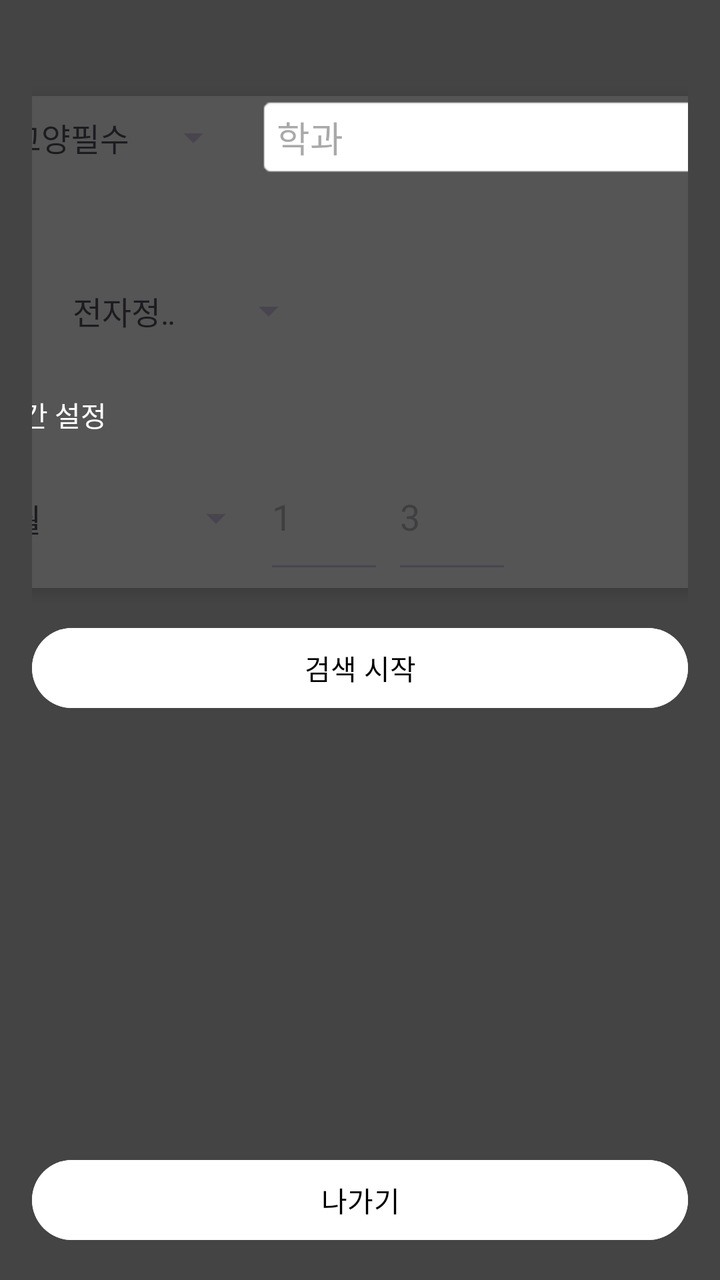
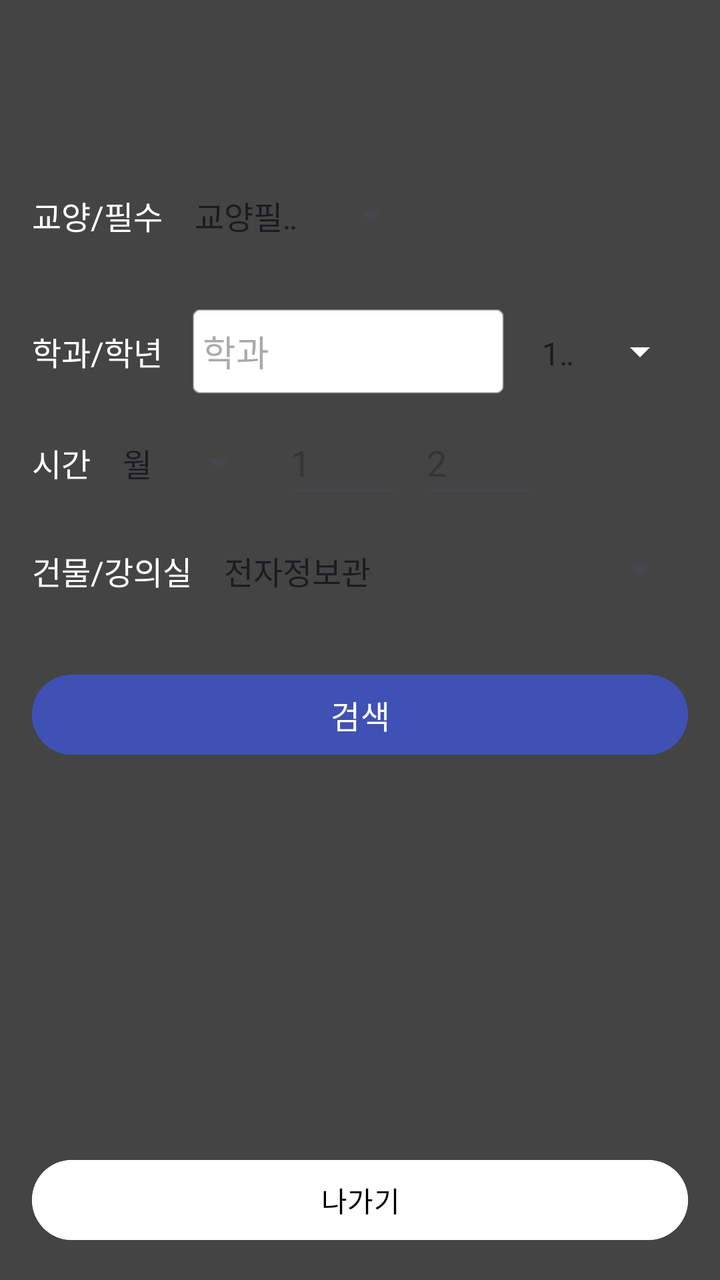

The first picture is an Android layout as it rendered before a commit; the second is the same layout after the commit. The layout source and the unified diff follow.
<!-- AndroidManifest.xml: application theme Theme.Dcp_app -->
<!-- res/layout/activity_infosetting.xml -->
<?xml version="1.0" encoding="utf-8"?>
<androidx.constraintlayout.widget.ConstraintLayout
    xmlns:android="http://schemas.android.com/apk/res/android"
    xmlns:app="http://schemas.android.com/apk/res-auto"
    xmlns:tools="http://schemas.android.com/tools"
    android:layout_width="match_parent"
    android:layout_height="match_parent"
    android:padding="16dp"
    android:textColor="#FFFFFF"
    android:background="#444444">

    <androidx.cardview.widget.CardView
        android:id="@+id/frameSearchArea"
        android:layout_width="365dp"
        android:layout_height="246dp"
        android:layout_marginStart="16dp"
        android:layout_marginTop="32dp"
        android:layout_marginEnd="16dp"
        android:padding="16dp"
        app:cardBackgroundColor="#555555"
        app:cardCornerRadius="16dp"
        app:cardElevation="4dp"
        app:layout_constraintEnd_toEndOf="parent"
        app:layout_constraintStart_toStartOf="parent"
        app:layout_constraintTop_toTopOf="parent">

        <androidx.constraintlayout.widget.ConstraintLayout
            android:layout_width="match_parent"
            android:layout_height="match_parent">

            
            <androidx.constraintlayout.widget.ConstraintLayout
                android:id="@+id/majorRow"
                android:layout_width="0dp"
                android:layout_height="wrap_content"
                app:layout_constraintEnd_toEndOf="parent"
                app:layout_constraintStart_toStartOf="parent"
                app:layout_constraintTop_toTopOf="parent">

                

                

                <EditText
                    android:id="@+id/dept"
                    android:layout_width="239dp"
                    android:layout_height="41dp"
                    android:layout_marginStart="8dp"
                    android:background="@android:drawable/editbox_background_normal"
                    android:hint="학과"
                    app:layout_constraintBottom_toBottomOf="parent"
                    app:layout_constraintEnd_toEndOf="parent"
                    app:layout_constraintHorizontal_bias="0.0"
                    app:layout_constraintStart_toEndOf="@id/type"
                    app:layout_constraintTop_toTopOf="parent"
                    app:layout_constraintVertical_bias="0.0" />

                <Spinner
                    android:id="@+id/type"
                    android:layout_width="wrap_content"
                    android:layout_height="wrap_content"
                    android:layout_marginEnd="8dp"
                    android:entries="@array/type"
                    app:layout_constraintBottom_toBottomOf="parent"
                    app:layout_constraintStart_toStartOf="parent"
                    app:layout_constraintTop_toTopOf="parent" />

            </androidx.constraintlayout.widget.ConstraintLayout>

            <Spinner
                android:id="@+id/lecture_area"
                android:layout_width="130dp"
                android:layout_height="45dp"
                android:layout_marginTop="44dp"
                android:layout_marginEnd="8dp"
                android:entries="@array/lecture_area"
                android:visibility="invisible"
                app:layout_constraintEnd_toEndOf="parent"
                app:layout_constraintHorizontal_bias="0.905"
                app:layout_constraintStart_toStartOf="parent"
                app:layout_constraintTop_toBottomOf="@id/majorRow" />

            <Spinner
                android:id="@+id/general_area"
                android:layout_width="130dp"
                android:layout_height="45dp"
                android:layout_marginTop="44dp"
                android:layout_marginEnd="8dp"
                android:entries="@array/general_area"
                app:layout_constraintEnd_toEndOf="parent"
                app:layout_constraintHorizontal_bias="0.133"
                app:layout_constraintStart_toStartOf="parent"
                app:layout_constraintTop_toBottomOf="@id/majorRow" />

            <TextView
                android:id="@+id/textTime"
                android:layout_width="wrap_content"
                android:layout_height="wrap_content"
                android:layout_marginTop="108dp"
                android:text="시간 설정"
                android:textColor="#FFFFFF"
                app:layout_constraintStart_toStartOf="parent"
                app:layout_constraintTop_toBottomOf="@id/majorRow" />

            <androidx.constraintlayout.widget.ConstraintLayout
                android:id="@+id/timeRow"
                android:layout_width="0dp"
                android:layout_height="70dp"
                android:layout_marginTop="4dp"
                app:layout_constraintEnd_toEndOf="parent"
                app:layout_constraintHorizontal_bias="0.0"
                app:layout_constraintStart_toStartOf="parent"
                app:layout_constraintTop_toBottomOf="@id/textTime">

                <Spinner
                    android:id="@+id/days"
                    android:layout_width="134dp"
                    android:layout_height="43dp"
                    android:entries="@array/days_array"
                    app:layout_constraintBottom_toBottomOf="parent"
                    app:layout_constraintStart_toStartOf="parent"
                    app:layout_constraintTop_toTopOf="parent"
                    app:layout_constraintVertical_bias="0.592" />

                <EditText
                    android:id="@+id/editStartTime"
                    android:layout_width="60dp"
                    android:layout_height="70dp"
                    android:hint="1"
                    android:inputType="number"
                    android:textColor="@color/white"
                    app:layout_constraintBottom_toBottomOf="parent"
                    app:layout_constraintStart_toEndOf="@id/days"
                    app:layout_constraintTop_toTopOf="parent"
                    app:layout_constraintVertical_bias="0.229"
                    tools:ignore="HardcodedText" />

                <EditText
                    android:id="@+id/editEndTime"
                    android:layout_width="60dp"
                    android:layout_height="70dp"
                    android:layout_marginStart="4dp"
                    android:hint="3"
                    android:inputType="number"
                    android:textColor="@color/white"
                    app:layout_constraintBottom_toBottomOf="parent"
                    app:layout_constraintStart_toEndOf="@id/editStartTime"
                    app:layout_constraintTop_toTopOf="parent"
                    app:layout_constraintVertical_bias="0.0"
                    tools:ignore="HardcodedText" />

            </androidx.constraintlayout.widget.ConstraintLayout>

        </androidx.constraintlayout.widget.ConstraintLayout>
    </androidx.cardview.widget.CardView>

    <Button
        android:id="@+id/btnSearch"
        android:layout_width="0dp"
        android:layout_height="wrap_content"
        android:backgroundTint="#FFFFFF"
        android:text="검색 시작"
        android:textColor="#000000"
        app:layout_constraintTop_toBottomOf="@id/frameSearchArea"
        app:layout_constraintStart_toStartOf="parent"
        app:layout_constraintEnd_toEndOf="parent"
        android:layout_marginTop="16dp"/>

    <ScrollView
        android:id="@+id/scrollResults"
        android:layout_width="0dp"
        android:layout_height="0dp"
        app:layout_constraintTop_toBottomOf="@id/btnSearch"
        app:layout_constraintStart_toStartOf="parent"
        app:layout_constraintEnd_toEndOf="parent"
        app:layout_constraintBottom_toTopOf="@id/btnExit">

        <LinearLayout
            android:id="@+id/resultContainer"
            android:layout_width="match_parent"
            android:layout_height="wrap_content"
            android:orientation="vertical" />
    </ScrollView>

    
    <Button
        android:id="@+id/btnExit"
        android:layout_width="0dp"
        android:layout_height="wrap_content"
        android:text="나가기"
        android:backgroundTint="#FFFFFF"
        android:textColor="#000000"
        app:layout_constraintBottom_toBottomOf="parent"
        app:layout_constraintStart_toStartOf="parent"
        app:layout_constraintEnd_toEndOf="parent"
        android:layout_marginTop="16dp"/>
</androidx.constraintlayout.widget.ConstraintLayout>
<!-- resources referenced by this layout -->
<resources>
  <string-array name="days_array">
          <item>월</item>
          <item>화</item>
          <item>수</item>
          <item>목</item>
          <item>금</item>
      </string-array>
  <string-array name="general_area">
          <item>전자정보관</item>
          <item>응용공학관</item>
          <item>어문관</item>
          <item>센텀캠퍼스</item>
          <item>산학협력관</item>
          <item>보건의료관</item>
          <item>민석스포츠센타</item>
          <item>디자인홀</item>
          <item>뉴 밀레니엄관</item>
          <item>글로벌빌리지</item>
          <item>그린홀</item>
          <item>국제협력관</item>
          <item>국제관</item>
          <item>경영관</item>
          <item>U-IT관</item>
      </string-array>
  <string-array name="lecture_area">
          <item>인간과역사</item>
          <item>사회와가치</item>
          <item>자연과기술</item>
          <item>문학과예술</item>
          <item>세계와문화</item>
      </string-array>
  <string-array name="type">
          <item>교양필수</item>
          <item>교선균형</item>
          <item>전공선택</item>
          <item>전공필수</item>
      </string-array>
  <color name="white">#FFFFFFFF</color>
  <style name="Theme.Dcp_app" parent="Base.Theme.Dcp_app" />
  <style name="Base.Theme.Dcp_app" parent="Theme.Material3.DayNight.NoActionBar">
          
          
      </style>
</resources>

<!-- the commit's change to res/layout/activity_infosetting.xml (unified diff, before → after) -->
@@ -2,196 +2,205 @@
 <androidx.constraintlayout.widget.ConstraintLayout
     xmlns:android="http://schemas.android.com/apk/res/android"
     xmlns:app="http://schemas.android.com/apk/res-auto"
-    xmlns:tools="http://schemas.android.com/tools"
     android:layout_width="match_parent"
     android:layout_height="match_parent"
     android:padding="16dp"
-    android:textColor="#FFFFFF"
     android:background="#444444">
 
-    <androidx.cardview.widget.CardView
-        android:id="@+id/frameSearchArea"
-        android:layout_width="365dp"
-        android:layout_height="246dp"
-        android:layout_marginStart="16dp"
-        android:layout_marginTop="32dp"
-        android:layout_marginEnd="16dp"
-        android:padding="16dp"
-        app:cardBackgroundColor="#555555"
-        app:cardCornerRadius="16dp"
-        app:cardElevation="4dp"
-        app:layout_constraintEnd_toEndOf="parent"
-        app:layout_constraintStart_toStartOf="parent"
-        app:layout_constraintTop_toTopOf="parent">
-
-        <androidx.constraintlayout.widget.ConstraintLayout
-            android:layout_width="match_parent"
-            android:layout_height="match_parent">
-
-            
-            <androidx.constraintlayout.widget.ConstraintLayout
-                android:id="@+id/majorRow"
-                android:layout_width="0dp"
-                android:layout_height="wrap_content"
-                app:layout_constraintEnd_toEndOf="parent"
-                app:layout_constraintStart_toStartOf="parent"
-                app:layout_constraintTop_toTopOf="parent">
-
-                
-
-                
-
-                <EditText
-                    android:id="@+id/dept"
-                    android:layout_width="239dp"
-                    android:layout_height="41dp"
-                    android:layout_marginStart="8dp"
-                    android:background="@android:drawable/editbox_background_normal"
-                    android:hint="학과"
-                    app:layout_constraintBottom_toBottomOf="parent"
-                    app:layout_constraintEnd_toEndOf="parent"
-                    app:layout_constraintHorizontal_bias="0.0"
-                    app:layout_constraintStart_toEndOf="@id/type"
-                    app:layout_constraintTop_toTopOf="parent"
-                    app:layout_constraintVertical_bias="0.0" />
-
-                <Spinner
-                    android:id="@+id/type"
-                    android:layout_width="wrap_content"
-                    android:layout_height="wrap_content"
-                    android:layout_marginEnd="8dp"
-                    android:entries="@array/type"
-                    app:layout_constraintBottom_toBottomOf="parent"
-                    app:layout_constraintStart_toStartOf="parent"
-                    app:layout_constraintTop_toTopOf="parent" />
-
-            </androidx.constraintlayout.widget.ConstraintLayout>
-
-            <Spinner
-                android:id="@+id/lecture_area"
-                android:layout_width="130dp"
-                android:layout_height="45dp"
-                android:layout_marginTop="44dp"
-                android:layout_marginEnd="8dp"
-                android:entries="@array/lecture_area"
-                android:visibility="invisible"
-                app:layout_constraintEnd_toEndOf="parent"
-                app:layout_constraintHorizontal_bias="0.905"
-                app:layout_constraintStart_toStartOf="parent"
-                app:layout_constraintTop_toBottomOf="@id/majorRow" />
-
-            <Spinner
-                android:id="@+id/general_area"
-                android:layout_width="130dp"
-                android:layout_height="45dp"
-                android:layout_marginTop="44dp"
-                android:layout_marginEnd="8dp"
-                android:entries="@array/general_area"
-                app:layout_constraintEnd_toEndOf="parent"
-                app:layout_constraintHorizontal_bias="0.133"
-                app:layout_constraintStart_toStartOf="parent"
-                app:layout_constraintTop_toBottomOf="@id/majorRow" />
-
-            <TextView
-                android:id="@+id/textTime"
-                android:layout_width="wrap_content"
-                android:layout_height="wrap_content"
-                android:layout_marginTop="108dp"
-                android:text="시간 설정"
-                android:textColor="#FFFFFF"
-                app:layout_constraintStart_toStartOf="parent"
-                app:layout_constraintTop_toBottomOf="@id/majorRow" />
-
-            <androidx.constraintlayout.widget.ConstraintLayout
-                android:id="@+id/timeRow"
-                android:layout_width="0dp"
-                android:layout_height="70dp"
-                android:layout_marginTop="4dp"
-                app:layout_constraintEnd_toEndOf="parent"
-                app:layout_constraintHorizontal_bias="0.0"
-                app:layout_constraintStart_toStartOf="parent"
-                app:layout_constraintTop_toBottomOf="@id/textTime">
-
-                <Spinner
-                    android:id="@+id/days"
-                    android:layout_width="134dp"
-                    android:layout_height="43dp"
-                    android:entries="@array/days_array"
-                    app:layout_constraintBottom_toBottomOf="parent"
-                    app:layout_constraintStart_toStartOf="parent"
-                    app:layout_constraintTop_toTopOf="parent"
-                    app:layout_constraintVertical_bias="0.592" />
-
-                <EditText
-                    android:id="@+id/editStartTime"
-                    android:layout_width="60dp"
-                    android:layout_height="70dp"
-                    android:hint="1"
-                    android:inputType="number"
-                    android:textColor="@color/white"
-                    app:layout_constraintBottom_toBottomOf="parent"
-                    app:layout_constraintStart_toEndOf="@id/days"
-                    app:layout_constraintTop_toTopOf="parent"
-                    app:layout_constraintVertical_bias="0.229"
-                    tools:ignore="HardcodedText" />
-
-                <EditText
-                    android:id="@+id/editEndTime"
-                    android:layout_width="60dp"
-                    android:layout_height="70dp"
-                    android:layout_marginStart="4dp"
-                    android:hint="3"
-                    android:inputType="number"
-                    android:textColor="@color/white"
-                    app:layout_constraintBottom_toBottomOf="parent"
-                    app:layout_constraintStart_toEndOf="@id/editStartTime"
-                    app:layout_constraintTop_toTopOf="parent"
-                    app:layout_constraintVertical_bias="0.0"
-                    tools:ignore="HardcodedText" />
-
-            </androidx.constraintlayout.widget.ConstraintLayout>
-
-        </androidx.constraintlayout.widget.ConstraintLayout>
-    </androidx.cardview.widget.CardView>
-
+    
+    <androidx.constraintlayout.widget.Guideline
+        android:id="@+id/guidelineTop"
+        android:layout_width="wrap_content"
+        android:layout_height="wrap_content"
+        android:orientation="horizontal"
+        app:layout_constraintGuide_begin="80dp" />
+
+    
+    <TextView
+        android:id="@+id/label_type"
+        android:layout_width="wrap_content"
+        android:layout_height="wrap_content"
+        android:text="교양/필수"
+        android:textColor="#FFFFFF"
+        android:textSize="16sp"
+        app:layout_constraintTop_toTopOf="@id/guidelineTop"
+        app:layout_constraintStart_toStartOf="parent"/>
+
+    <Spinner
+        android:id="@+id/type"
+        android:layout_width="120dp"
+        android:layout_height="48dp"
+        android:entries="@array/type"
+        app:layout_constraintTop_toTopOf="@id/guidelineTop"
+        app:layout_constraintStart_toEndOf="@id/label_type"
+        app:layout_constraintBaseline_toBaselineOf="@id/label_type"
+        android:layout_marginStart="8dp"/>
+
+    <Spinner
+        android:id="@+id/lectureArea"
+        android:layout_width="120dp"
+        android:layout_height="48dp"
+        android:entries="@array/lecture_area"
+        android:visibility="gone"
+        app:layout_constraintTop_toTopOf="@id/guidelineTop"
+        app:layout_constraintStart_toEndOf="@id/type"
+        app:layout_constraintBaseline_toBaselineOf="@id/type"
+        android:layout_marginStart="8dp"/>
+
+    
+    <LinearLayout
+        android:id="@+id/row_dept_grade"
+        android:layout_width="0dp"
+        android:layout_height="48dp"
+        android:orientation="horizontal"
+        app:layout_constraintTop_toBottomOf="@id/type"
+        app:layout_constraintStart_toStartOf="parent"
+        app:layout_constraintEnd_toEndOf="parent"
+        android:layout_marginTop="20dp"
+        android:gravity="center_vertical">
+
+        
+        <TextView
+            android:id="@+id/label_dept_grade"
+            android:layout_width="wrap_content"
+            android:layout_height="wrap_content"
+            android:text="학과/학년"
+            android:textColor="#FFFFFF"
+            android:textSize="16sp"
+            android:layout_marginEnd="12dp"
+            android:labelFor="@id/dept"/>
+
+        
+        <EditText
+            android:id="@+id/dept"
+            android:layout_width="0dp"
+            android:layout_height="match_parent"
+            android:layout_weight="2"
+            android:hint="학과"
+            android:inputType="text"
+            android:textColor="@color/black"
+            android:background="@android:drawable/editbox_background_normal"
+            android:paddingStart="8dp"
+            android:paddingEnd="8dp"/>
+
+        
+        <Spinner
+            android:id="@+id/grade"
+            android:layout_width="0dp"
+            android:layout_height="match_parent"
+            android:layout_weight="1"
+            android:entries="@array/grade"
+            android:backgroundTint="#fff"
+            android:layout_marginStart="8dp"/>
+    </LinearLayout>
+
+    
+    <TextView
+        android:id="@+id/label_time"
+        android:layout_width="wrap_content"
+        android:layout_height="wrap_content"
+        android:text="시간"
+        android:textColor="#FFFFFF"
+        android:textSize="16sp"
+        app:layout_constraintTop_toBottomOf="@id/row_dept_grade"
+        app:layout_constraintStart_toStartOf="parent"
+        android:layout_marginTop="20dp"/>
+
+    <Spinner
+        android:id="@+id/days"
+        android:layout_width="80dp"
+        android:layout_height="48dp"
+        android:entries="@array/days_array"
+        app:layout_constraintTop_toBottomOf="@id/row_dept_grade"
+        app:layout_constraintStart_toEndOf="@id/label_time"
+        app:layout_constraintBaseline_toBaselineOf="@id/label_time"
+        android:layout_marginStart="8dp"/>
+
+    <EditText
+        android:id="@+id/editStartTime"
+        android:layout_width="60dp"
+        android:layout_height="48dp"
+        android:hint="1"
+        android:inputType="number"
+        app:layout_constraintTop_toBottomOf="@id/row_dept_grade"
+        app:layout_constraintStart_toEndOf="@id/days"
+        app:layout_constraintBaseline_toBaselineOf="@id/days"
+        android:layout_marginStart="8dp"/>
+
+    
+    <EditText
+        android:id="@+id/editEndTime"
+        android:layout_width="60dp"
+        android:layout_height="48dp"
+        android:hint="2"
+        android:inputType="number"
+        app:layout_constraintTop_toBottomOf="@id/row_dept_grade"
+        app:layout_constraintStart_toEndOf="@id/editStartTime"
+        app:layout_constraintBaseline_toBaselineOf="@id/editStartTime"
+        android:layout_marginStart="8dp"/>
+
+    
+    <TextView
+        android:id="@+id/label_building"
+        android:layout_width="wrap_content"
+        android:layout_height="wrap_content"
+        android:text="건물/강의실"
+        android:textColor="#FFFFFF"
+        android:textSize="16sp"
+        app:layout_constraintTop_toBottomOf="@id/editEndTime"
+        app:layout_constraintStart_toStartOf="parent"
+        android:layout_marginTop="20dp"/>
+
+    <Spinner
+        android:id="@+id/generalArea"
+        android:layout_width="0dp"
+        android:layout_height="48dp"
+        android:entries="@array/general_area"
+        app:layout_constraintTop_toBottomOf="@id/editEndTime"
+        app:layout_constraintStart_toEndOf="@id/label_building"
+        app:layout_constraintEnd_toEndOf="parent"
+        app:layout_constraintBaseline_toBaselineOf="@id/label_building"
+        android:layout_marginStart="8dp"/>
+
+    
+    
     <Button
         android:id="@+id/btnSearch"
         android:layout_width="0dp"
-        android:layout_height="wrap_content"
-        android:backgroundTint="#FFFFFF"
-        android:text="검색 시작"
-        android:textColor="#000000"
-        app:layout_constraintTop_toBottomOf="@id/frameSearchArea"
-        app:layout_constraintStart_toStartOf="parent"
-        app:layout_constraintEnd_toEndOf="parent"
-        android:layout_marginTop="16dp"/>
-
-    <ScrollView
-        android:id="@+id/scrollResults"
+        android:layout_height="48dp"
+        android:text="검색"
+        android:backgroundTint="#3F51B5"
+        android:textColor="#fff"
+        android:textSize="16sp"
+        app:layout_constraintTop_toBottomOf="@id/generalArea"
+        app:layout_constraintStart_toStartOf="parent"
+        app:layout_constraintEnd_toEndOf="parent"
+        android:layout_marginTop="24dp"/>
+
+    
+    <LinearLayout
+        android:id="@+id/resultContainer"
         android:layout_width="0dp"
         android:layout_height="0dp"
+        android:orientation="vertical"
         app:layout_constraintTop_toBottomOf="@id/btnSearch"
-        app:layout_constraintStart_toStartOf="parent"
-        app:layout_constraintEnd_toEndOf="parent"
-        app:layout_constraintBottom_toTopOf="@id/btnExit">
-
-        <LinearLayout
-            android:id="@+id/resultContainer"
-            android:layout_width="match_parent"
-            android:layout_height="wrap_content"
-            android:orientation="vertical" />
-    </ScrollView>
+        app:layout_constraintBottom_toTopOf="@id/btnExit"
+        app:layout_constraintStart_toStartOf="parent"
+        app:layout_constraintEnd_toEndOf="parent"
+        android:layout_marginTop="16dp"
+        android:layout_marginBottom="16dp"/>
 
     
     <Button
         android:id="@+id/btnExit"
         android:layout_width="0dp"
         android:layout_height="wrap_content"
-        android:text="나가기"
+        android:text="@string/btn_exit"
         android:backgroundTint="#FFFFFF"
         android:textColor="#000000"
         app:layout_constraintBottom_toBottomOf="parent"
         app:layout_constraintStart_toStartOf="parent"
         app:layout_constraintEnd_toEndOf="parent"
         android:layout_marginTop="16dp"/>
+
 </androidx.constraintlayout.widget.ConstraintLayout>
<!-- resource entries referenced after the edit -->
@@ -24,6 +24,12 @@
           <item>경영관</item>
           <item>U-IT관</item>
       </string-array>
+  <string-array name="grade">
+          <item>1학년</item>
+          <item>2학년</item>
+          <item>3학년</item>
+          <item>4학년</item>
+      </string-array>
   <string-array name="lecture_area">
           <item>인간과역사</item>
           <item>사회와가치</item>
@@ -37,7 +43,8 @@
           <item>전공선택</item>
           <item>전공필수</item>
       </string-array>
-  <color name="white">#FFFFFFFF</color>
+  <color name="black">#FF000000</color>
+  <string name="btn_exit">나가기</string>
   <style name="Theme.Dcp_app" parent="Base.Theme.Dcp_app" />
   <style name="Base.Theme.Dcp_app" parent="Theme.Material3.DayNight.NoActionBar">
           
